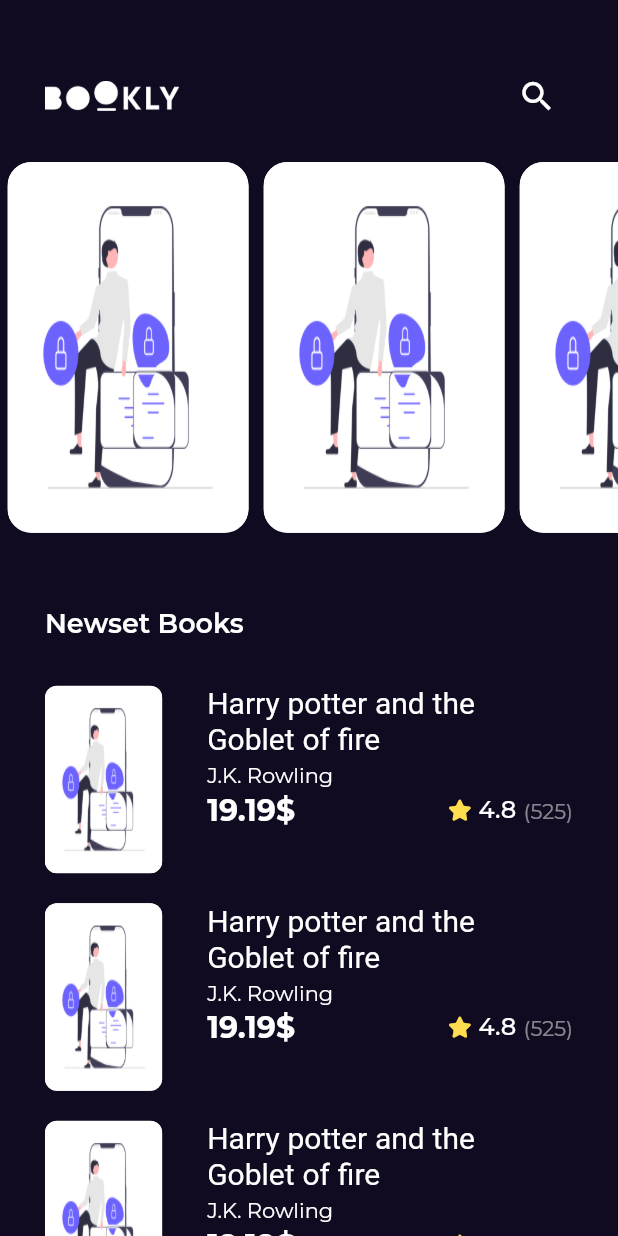
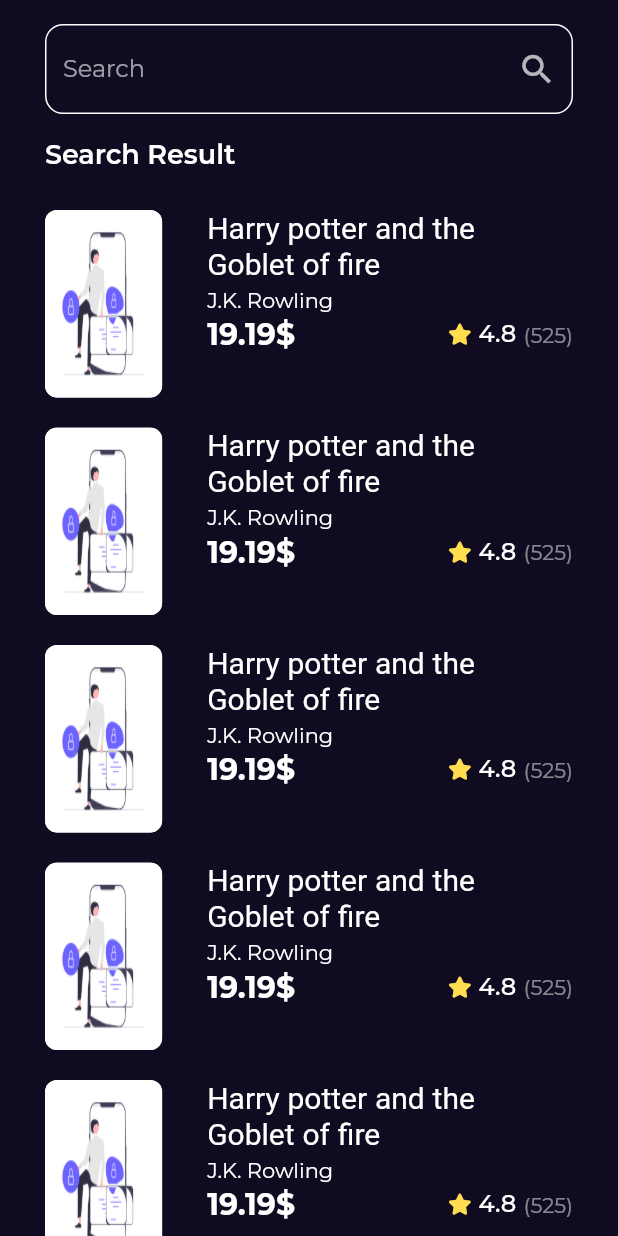
Before and after one commit to FawzyMohamed99/bookly-app, a Flutter app: the screen it shows after launch, after a tap on the "search" icon, on a phone screen of 412 x 824 dp. Run offline on Flutter 3.47's test engine with Material 2 defaults, Android fonts, the phone set to English and light mode, and no system bars; our stand-ins replace font_awesome_flutter, go_router, google_fonts.

Commit message:
refactor details view && create search view

```diff
--- a/lib/Features/home/presentation/views/widget/best_seller_list_view.dart
+++ b/lib/Features/home/presentation/views/widget/best_seller_list_view.dart
@@ -14,7 +14,7 @@ class BestSellerListView extends StatelessWidget {
           itemBuilder: (context,index){
             return const Padding(
                 padding: EdgeInsets.symmetric(vertical: 10),
-                child:  BestSellerListViewItem());
+                child:  BooksListViewItem());
       }
       ),
     );
--- a/lib/Features/home/presentation/views/widget/best_seller_list_view_item.dart
+++ b/lib/Features/home/presentation/views/widget/best_seller_list_view_item.dart
@@ -6,8 +6,8 @@ import 'package:bookly_app/core/utils/styles.dart';
 import 'package:flutter/material.dart';
 import 'package:go_router/go_router.dart';
 
-class BestSellerListViewItem extends StatelessWidget {
-  const BestSellerListViewItem({Key? key}) : super(key: key);
+class BooksListViewItem extends StatelessWidget {
+  const BooksListViewItem({Key? key}) : super(key: key);
 
   @override
   Widget build(BuildContext context) {
--- a/lib/Features/home/presentation/views/widget/custom_app_bar.dart
+++ b/lib/Features/home/presentation/views/widget/custom_app_bar.dart
@@ -1,5 +1,7 @@
+import 'package:bookly_app/core/utils/app_router.dart';
 import 'package:bookly_app/core/utils/assets.dart';
 import 'package:flutter/material.dart';
+import 'package:go_router/go_router.dart';
 
 class CustomAppBar extends StatelessWidget {
   const CustomAppBar({Key? key}) : super(key: key);
@@ -13,7 +15,10 @@ class CustomAppBar extends StatelessWidget {
         [
           Image.asset(AssetsData.logo,height: 20,),
           const Spacer(),
-          IconButton(onPressed: (){}, icon:const Icon(Icons.search,size: 26,),)
+          IconButton(onPressed: ()
+          {
+            GoRouter.of(context).push(AppRouter.kSearchView);
+          }, icon:const Icon(Icons.search,size: 26,),)
         ],
       ),
     );
--- /dev/null
+++ b/lib/Features/search/presentation/views/search_view.dart
@@ -0,0 +1,15 @@
+import 'package:bookly_app/Features/search/presentation/views/widget/search_view_body.dart';
+import 'package:flutter/material.dart';
+
+class SearchView extends StatelessWidget {
+  const SearchView({Key? key}) : super(key: key);
+
+  @override
+  Widget build(BuildContext context) {
+    return const Scaffold(
+      body: SafeArea(
+        child:  SearchViewBody(),
+      ),
+    );
+  }
+}
--- /dev/null
+++ b/lib/Features/search/presentation/views/widget/custom_search_text_field.dart
@@ -0,0 +1,27 @@
+import 'package:flutter/material.dart';
+
+class CustomSearchTextField extends StatelessWidget {
+  const CustomSearchTextField({Key? key}) : super(key: key);
+
+  @override
+  Widget build(BuildContext context) {
+    return TextField(
+      decoration: InputDecoration(
+          enabledBorder: OutlineInputBorder(
+              borderSide:const BorderSide(
+                  color: Colors.white
+              ),
+              borderRadius: BorderRadius.circular(12)
+          ),
+          focusedBorder: OutlineInputBorder(
+              borderSide:const BorderSide(
+                  color: Colors.white
+              ),
+              borderRadius: BorderRadius.circular(12)
+          ),
+          hintText: 'Search',
+          suffixIcon: IconButton(onPressed: (){},icon:const Icon(Icons.search,size: 26,))
+      ),
+    );
+  }
+}
--- /dev/null
+++ b/lib/Features/search/presentation/views/widget/search_result_list_view.dart
@@ -0,0 +1,20 @@
+import 'package:bookly_app/Features/home/presentation/views/widget/best_seller_list_view_item.dart';
+import 'package:flutter/material.dart';
+
+class SearchResultListView extends StatelessWidget {
+  const SearchResultListView({Key? key}) : super(key: key);
+
+  @override
+  Widget build(BuildContext context) {
+    return ListView.builder(
+
+        padding: EdgeInsets.zero,
+        itemCount: 10,
+        itemBuilder: (context,index){
+          return const Padding(
+              padding: EdgeInsets.symmetric(vertical: 10),
+              child:  BooksListViewItem());
+        }
+    );
+  }
+}
--- /dev/null
+++ b/lib/Features/search/presentation/views/widget/search_view_body.dart
@@ -0,0 +1,29 @@
+import 'package:bookly_app/Features/home/presentation/views/widget/best_seller_list_view_item.dart';
+import 'package:bookly_app/Features/search/presentation/views/widget/custom_search_text_field.dart';
+import 'package:bookly_app/Features/search/presentation/views/widget/search_result_list_view.dart';
+import 'package:bookly_app/core/utils/styles.dart';
+import 'package:flutter/material.dart';
+
+class SearchViewBody extends StatelessWidget {
+  const SearchViewBody({Key? key}) : super(key: key);
+
+  @override
+  Widget build(BuildContext context) {
+    return Padding(
+      padding: const EdgeInsets.symmetric(horizontal: 30),
+      child: Column(
+        crossAxisAlignment: CrossAxisAlignment.start,
+        children:
+       const [
+         SizedBox(height: 16,),
+          CustomSearchTextField(),
+         SizedBox(height: 16,),
+         Text('Search Result',
+         style: Styles.textStyle18,),
+         SizedBox(height: 16,),
+         Expanded(child: SearchResultListView()),
+        ],
+      ),
+    );
+  }
+}
--- a/lib/core/utils/app_router.dart
+++ b/lib/core/utils/app_router.dart
@@ -1,12 +1,14 @@
 import 'package:bookly_app/Features/home/presentation/views/book_details_view.dart';
 import 'package:bookly_app/Features/home/presentation/views/home_view.dart';
 import 'package:bookly_app/Features/screen/splash_view.dart';
+import 'package:bookly_app/Features/search/presentation/views/search_view.dart';
 import 'package:go_router/go_router.dart';
 
 abstract class AppRouter{
 
   static const kHomeView='/homeView';
   static const kBookDetailsView='/bookDetailsView';
+  static const kSearchView='/SearchView';
   static final router = GoRouter(
     routes: [
       GoRoute(
@@ -21,6 +23,10 @@ abstract class AppRouter{
         path: kBookDetailsView,
         builder: (context, state) => const BookDetailsView(),
       ),
+      GoRoute(
+        path: kSearchView,
+        builder: (context, state) => const SearchView(),
+      ),
     ],
   );
 }
```
Also changed, not shown: lib/Features/home/presentation/views/widget/book_details_view_body.dart (+20 -52 lines), lib/Features/home/presentation/views/widget/books_details_section.dart (added, +50 -0 lines), lib/Features/home/presentation/views/widget/similar_books_section.dart (added, +26 -0 lines).
